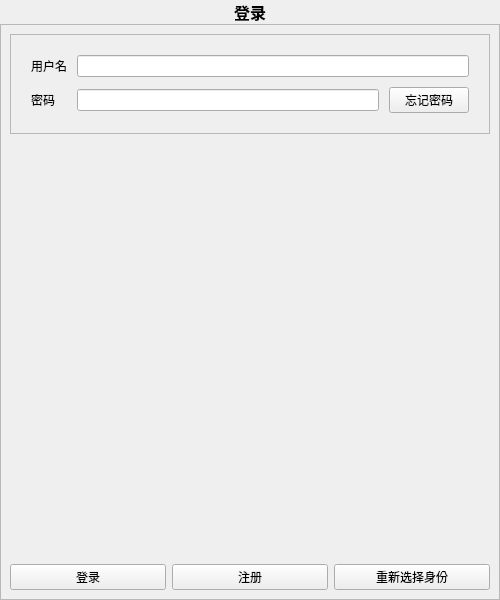
This is client/global/loginpanel.ui in laonuo2004/cpp-qt-medical-system as Qt 5 draws it before an edit. The edited form follows.
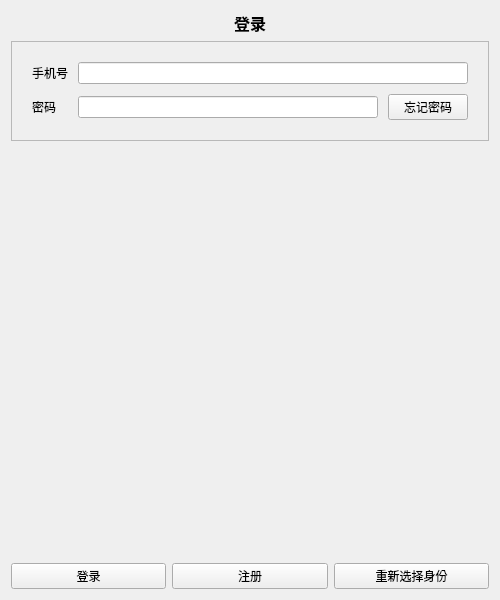
This is the edited form.

Diff of the .ui file:
```diff
--- a/client/global/loginpanel.ui
+++ b/client/global/loginpanel.ui
@@ -13,22 +13,7 @@
   <property name="windowTitle">
    <string>智慧医疗系统</string>
   </property>
-  <layout class="QVBoxLayout" name="verticalLayout_3">
-   <property name="spacing">
-    <number>0</number>
-   </property>
-   <property name="leftMargin">
-    <number>0</number>
-   </property>
-   <property name="topMargin">
-    <number>0</number>
-   </property>
-   <property name="rightMargin">
-    <number>0</number>
-   </property>
-   <property name="bottomMargin">
-    <number>0</number>
-   </property>
+  <layout class="QVBoxLayout" name="verticalLayout">
    <item>
     <widget class="QLabel" name="HeaderLabel">
      <property name="font">
@@ -49,15 +34,6 @@
      </property>
     </widget>
    </item>
-   <item>
-    <widget class="QFrame" name="frame">
-     <property name="frameShape">
-      <enum>QFrame::StyledPanel</enum>
-     </property>
-     <property name="frameShadow">
-      <enum>QFrame::Raised</enum>
-     </property>
-     <layout class="QVBoxLayout" name="verticalLayout">
       <item>
        <widget class="QFrame" name="CardFrame">
         <property name="frameShape">
@@ -90,7 +66,7 @@
            <item row="0" column="0">
             <widget class="QLabel" name="userIdentity">
              <property name="text">
-              <string>用户名</string>
+           <string>手机号</string>
              </property>
             </widget>
            </item>
@@ -131,7 +107,7 @@
         <property name="sizeHint" stdset="0">
          <size>
           <width>20</width>
-          <height>431</height>
+       <height>40</height>
          </size>
         </property>
        </spacer>
@@ -160,9 +136,6 @@
          </widget>
         </item>
        </layout>
-      </item>
-     </layout>
-    </widget>
    </item>
   </layout>
  </widget>
```
Left out of the diff: 6 changed lines with no effect on the pictures. Lines whose indentation alone changed are shown as unchanged.
